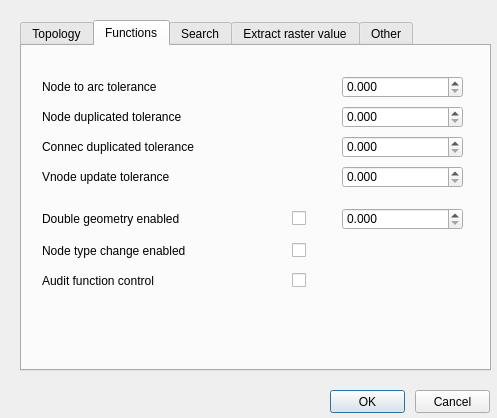
The window that ui/config.ui (Giswater/giswater_qgis_plugin) describes before a commit, drawn with Qt 5.
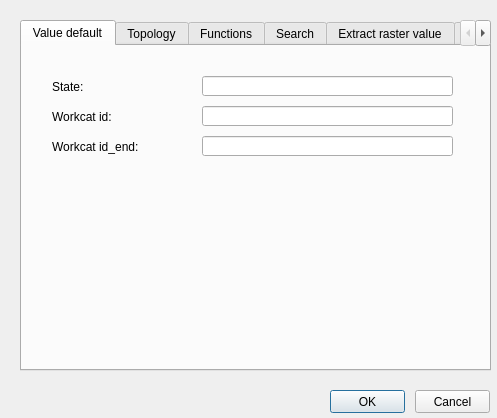
The same window after the commit. The open tabs and pages were chosen to show the change.

```diff
--- a/ui/config.ui
+++ b/ui/config.ui
@@ -51,6 +51,158 @@
    <property name="currentIndex">
     <number>0</number>
    </property>
+   <widget class="QWidget" name="tab_6">
+    <attribute name="title">
+     <string>Value default</string>
+    </attribute>
+    <widget class="QLabel" name="label_workcat_id">
+     <property name="geometry">
+      <rect>
+       <x>30</x>
+       <y>60</y>
+       <width>141</width>
+       <height>22</height>
+      </rect>
+     </property>
+     <property name="font">
+      <font>
+       <pointsize>9</pointsize>
+      </font>
+     </property>
+     <property name="frameShape">
+      <enum>QFrame::NoFrame</enum>
+     </property>
+     <property name="frameShadow">
+      <enum>QFrame::Plain</enum>
+     </property>
+     <property name="text">
+      <string>Workcat id:</string>
+     </property>
+     <property name="textFormat">
+      <enum>Qt::AutoText</enum>
+     </property>
+     <property name="scaledContents">
+      <bool>false</bool>
+     </property>
+     <property name="alignment">
+      <set>Qt::AlignLeading|Qt::AlignLeft|Qt::AlignVCenter</set>
+     </property>
+     <property name="margin">
+      <number>3</number>
+     </property>
+    </widget>
+    <widget class="QLineEdit" name="workcat_id">
+     <property name="geometry">
+      <rect>
+       <x>180</x>
+       <y>60</y>
+       <width>251</width>
+       <height>20</height>
+      </rect>
+     </property>
+     <property name="text">
+      <string/>
+     </property>
+    </widget>
+    <widget class="QLineEdit" name="state">
+     <property name="geometry">
+      <rect>
+       <x>180</x>
+       <y>30</y>
+       <width>251</width>
+       <height>20</height>
+      </rect>
+     </property>
+     <property name="text">
+      <string/>
+     </property>
+    </widget>
+    <widget class="QLabel" name="label_state">
+     <property name="geometry">
+      <rect>
+       <x>30</x>
+       <y>30</y>
+       <width>141</width>
+       <height>22</height>
+      </rect>
+     </property>
+     <property name="font">
+      <font>
+       <pointsize>9</pointsize>
+      </font>
+     </property>
+     <property name="frameShape">
+      <enum>QFrame::NoFrame</enum>
+     </property>
+     <property name="frameShadow">
+      <enum>QFrame::Plain</enum>
+     </property>
+     <property name="text">
+      <string>State:</string>
+     </property>
+     <property name="textFormat">
+      <enum>Qt::AutoText</enum>
+     </property>
+     <property name="scaledContents">
+      <bool>false</bool>
+     </property>
+     <property name="alignment">
+      <set>Qt::AlignLeading|Qt::AlignLeft|Qt::AlignVCenter</set>
+     </property>
+     <property name="margin">
+      <number>3</number>
+     </property>
+    </widget>
+    <widget class="QLineEdit" name="workcat_id_end">
+     <property name="geometry">
+      <rect>
+       <x>180</x>
+       <y>90</y>
+       <width>251</width>
+       <height>20</height>
+      </rect>
+     </property>
+     <property name="text">
+      <string/>
+     </property>
+    </widget>
+    <widget class="QLabel" name="label_workcat_id_end">
+     <property name="geometry">
+      <rect>
+       <x>30</x>
+       <y>90</y>
+       <width>141</width>
+       <height>22</height>
+      </rect>
+     </property>
+     <property name="font">
+      <font>
+       <pointsize>9</pointsize>
+      </font>
+     </property>
+     <property name="frameShape">
+      <enum>QFrame::NoFrame</enum>
+     </property>
+     <property name="frameShadow">
+      <enum>QFrame::Plain</enum>
+     </property>
+     <property name="text">
+      <string>Workcat id_end:</string>
+     </property>
+     <property name="textFormat">
+      <enum>Qt::AutoText</enum>
+     </property>
+     <property name="scaledContents">
+      <bool>false</bool>
+     </property>
+     <property name="alignment">
+      <set>Qt::AlignLeading|Qt::AlignLeft|Qt::AlignVCenter</set>
+     </property>
+     <property name="margin">
+      <number>3</number>
+     </property>
+    </widget>
+   </widget>
    <widget class="QWidget" name="tab">
     <attribute name="title">
      <string>Topology</string>
```
Left out of the diff: 118 changed lines with no effect on the pictures.
